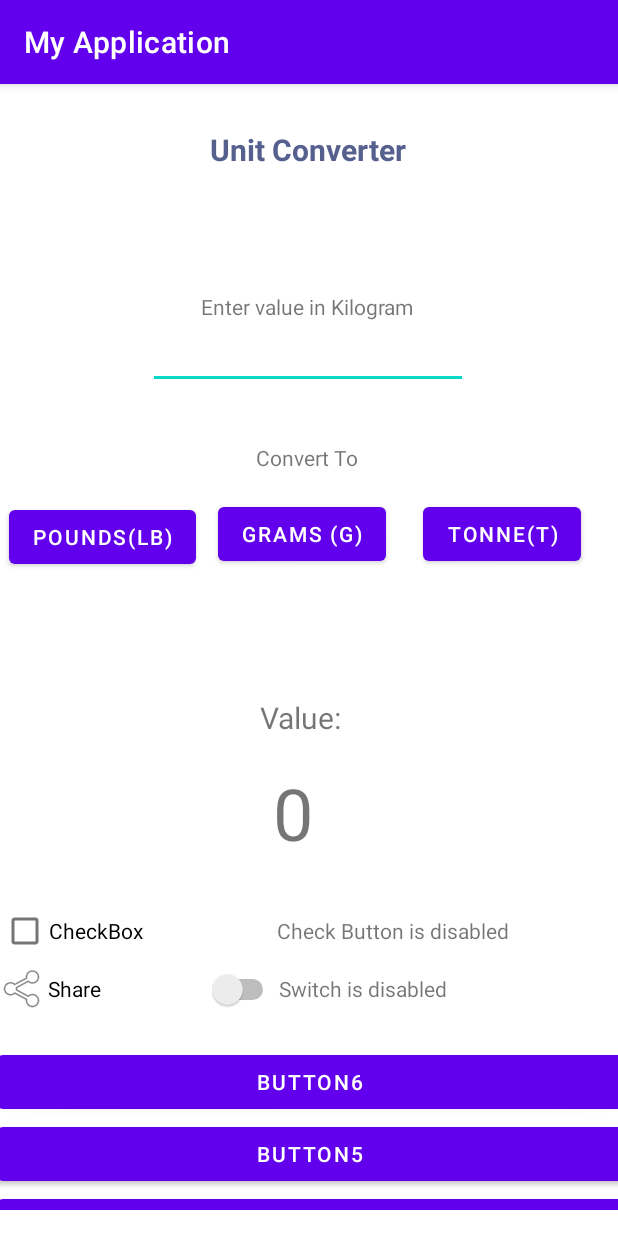
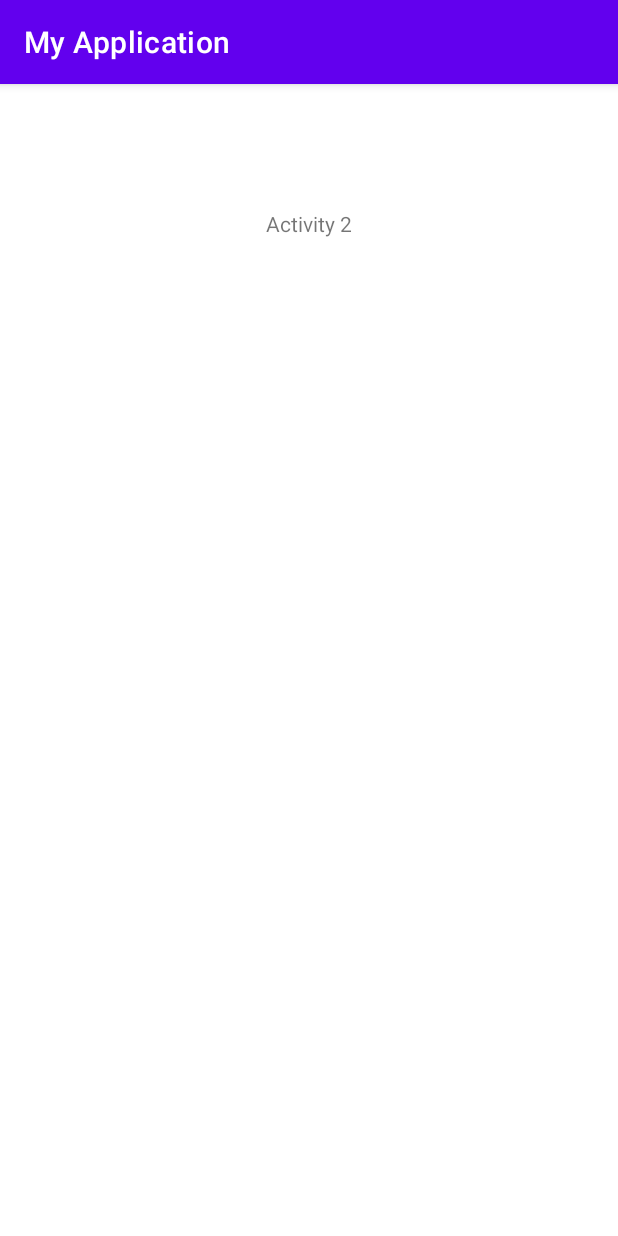
Before and after one commit to SyedAliAwais449/Practice, an Android app: the screen it shows after launch (MainActivity before the commit, MainActivity2 after it), on a phone screen of 412 x 824 dp. Run offline under Robolectric (Android 15) with nearby library versions, the phone set to English and light mode, and no system bars.

Commit message:
New Activity Added

```diff
--- a/app/src/main/AndroidManifest.xml
+++ b/app/src/main/AndroidManifest.xml
@@ -1,6 +1,6 @@
 <?xml version="1.0" encoding="utf-8"?>
 <manifest xmlns:android="http://schemas.android.com/apk/res/android"
-    package="com.example.myapplication" >
+    package="com.example.myapplication">
 
     <application
         android:allowBackup="true"
@@ -8,16 +8,20 @@
         android:label="@string/app_name"
         android:roundIcon="@mipmap/ic_launcher_round"
         android:supportsRtl="true"
-        android:theme="@style/Theme.MyApplication" >
+        android:theme="@style/Theme.MyApplication">
         <activity
-            android:name=".MainActivity"
-            android:exported="true" >
+            android:name=".MainActivity2"
+            android:exported="true">
             <intent-filter>
                 <action android:name="android.intent.action.MAIN" />
 
                 <category android:name="android.intent.category.LAUNCHER" />
             </intent-filter>
         </activity>
+        <activity
+            android:name=".MainActivity"
+            android:exported="true">
+        </activity>
     </application>
 
 </manifest>
--- /dev/null
+++ b/app/src/main/java/com/example/myapplication/MainActivity2.java
@@ -0,0 +1,14 @@
+package com.example.myapplication;
+
+import androidx.appcompat.app.AppCompatActivity;
+
+import android.os.Bundle;
+
+public class MainActivity2 extends AppCompatActivity {
+
+    @Override
+    protected void onCreate(Bundle savedInstanceState) {
+        super.onCreate(savedInstanceState);
+        setContentView(R.layout.activity_main2);
+    }
+}
--- /dev/null
+++ b/app/src/main/res/layout/activity_main2.xml
@@ -0,0 +1,18 @@
+<?xml version="1.0" encoding="utf-8"?>
+<androidx.constraintlayout.widget.ConstraintLayout xmlns:android="http://schemas.android.com/apk/res/android"
+    xmlns:app="http://schemas.android.com/apk/res-auto"
+    xmlns:tools="http://schemas.android.com/tools"
+    android:layout_width="match_parent"
+    android:layout_height="match_parent"
+    tools:context=".MainActivity2">
+
+    <TextView
+        android:id="@+id/textView7"
+        android:layout_width="wrap_content"
+        android:layout_height="wrap_content"
+        android:layout_marginTop="83dp"
+        android:text="@string/activity_2"
+        app:layout_constraintEnd_toEndOf="parent"
+        app:layout_constraintStart_toStartOf="parent"
+        app:layout_constraintTop_toTopOf="parent" />
+</androidx.constraintlayout.widget.ConstraintLayout>
--- a/app/src/main/res/values/strings.xml
+++ b/app/src/main/res/values/strings.xml
@@ -9,4 +9,5 @@
     <string name="unCheckButton">Check Button is disabled</string>
     <string name="switchButton">Switch is enabled</string>
     <string name="unSwitchButton">Switch is disabled</string>
+    <string name="activity_2">Activity 2</string>
 </resources>
```
